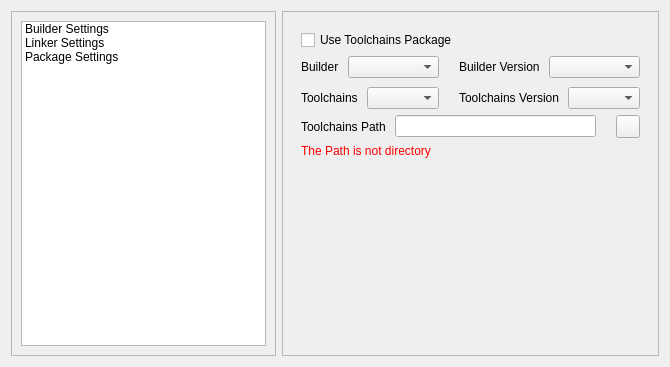
csplink/csp, file dialogs/ui/gen_code_dialog.ui: the form before one commit.
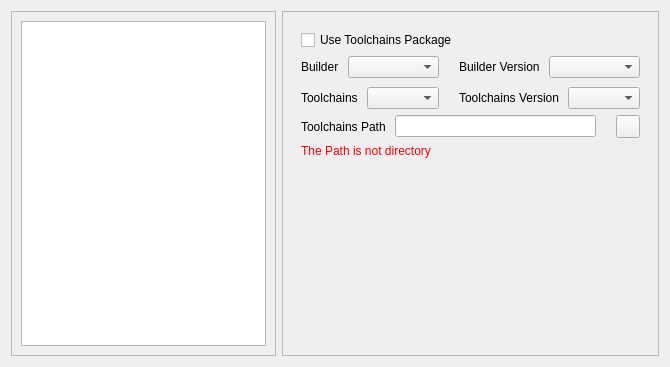
The form after the commit. Custom widgets are drawn as their Qt base class.

What changed in the file:
```diff
--- a/dialogs/ui/gen_code_dialog.ui
+++ b/dialogs/ui/gen_code_dialog.ui
@@ -43,21 +43,6 @@
           <verstretch>0</verstretch>
          </sizepolicy>
         </property>
-        <item>
-         <property name="text">
-          <string>Builder Settings</string>
-         </property>
-        </item>
-        <item>
-         <property name="text">
-          <string>Linker Settings</string>
-         </property>
-        </item>
-        <item>
-         <property name="text">
-          <string>Package Settings</string>
-         </property>
-        </item>
        </widget>
       </item>
      </layout>
```
Left out of the diff: 16 changed lines with no effect on the pictures.
